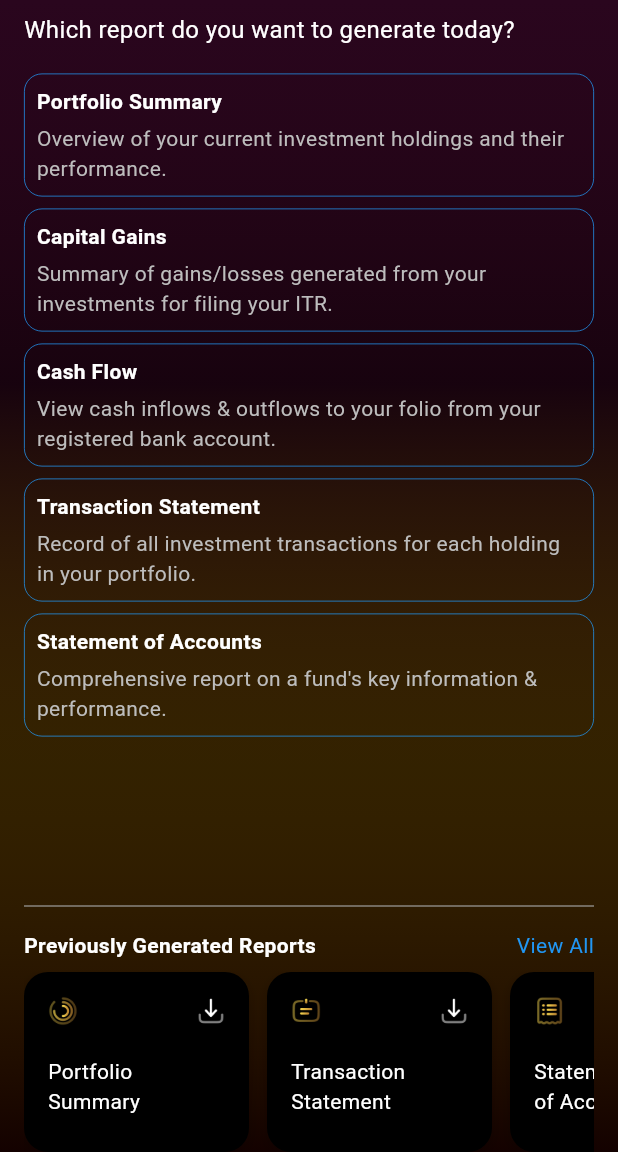
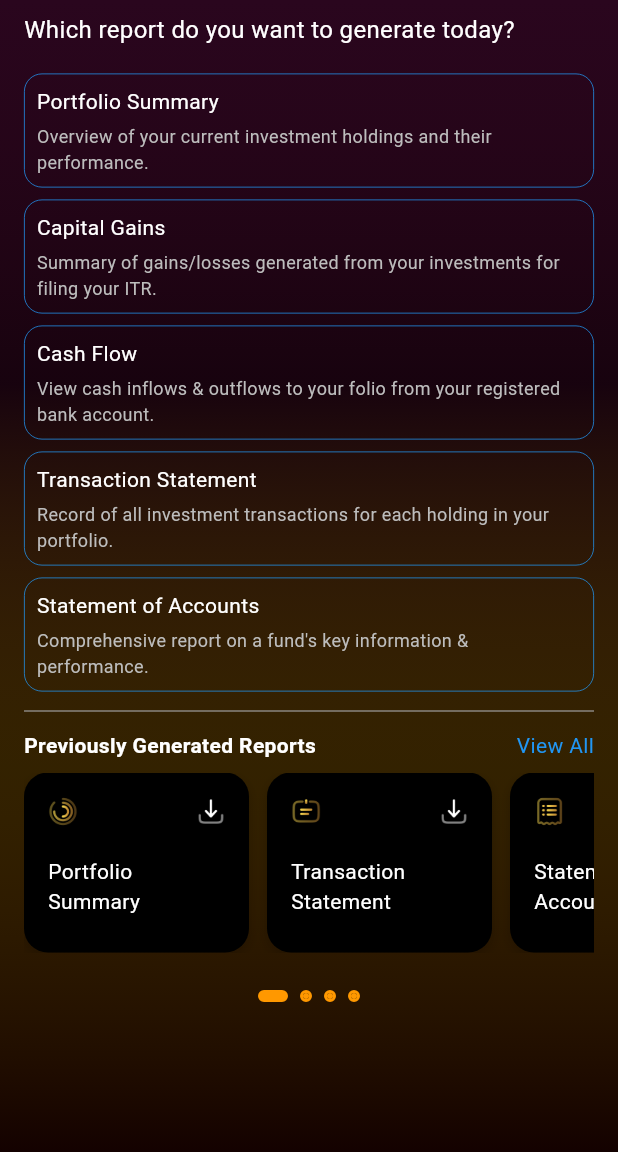
Before and after one commit to narayannalbhe1/webmyapp, a Flutter app: the screen it shows after launch, on a phone screen of 412 x 824 dp, the part 84-1236 px from its top. Run offline on Flutter 3.47's test engine with Material 3 defaults, Android fonts, the phone set to English and light mode, and no system bars.

Commit message:
7th april 2025

```diff
--- a/lib/Home/MyHomePage.dart
+++ b/lib/Home/MyHomePage.dart
@@ -10,6 +10,9 @@ class MyHomePage extends StatefulWidget {
 }
 
 class _MyHomePageState extends State<MyHomePage> {
+  final ScrollController _scrollController = ScrollController();
+  int _currentIndex = 0;
+
   // Report options
   List<Map<String, String>> reportsList = [
     {
@@ -59,17 +62,52 @@ class _MyHomePageState extends State<MyHomePage> {
     {
       "title": "Capital Gains",
       "icon": "assets/homeIcons/Plate.png",
-      "": "assets/homeIcons/Download Minimalistic.png",
+      "download": "assets/homeIcons/Download Minimalistic.png",
     },
   ];
+
+  void _onScroll() {
+    // Assuming each item width + margin = 150 + 12 = 162
+    double itemWidth = 162;
+    double offset = _scrollController.offset;
+
+    int newIndex = (offset / itemWidth).round();
+
+    if (newIndex != _currentIndex &&
+        newIndex >= 0 &&
+        newIndex < generatedReportsList.length) {
+      setState(() {
+        _currentIndex = newIndex;
+      });
+    }
+  }
+
+  @override
+  void initState() {
+    super.initState();
+    _scrollController.addListener(_onScroll);
+  }
+
+  @override
+  void dispose() {
+    _scrollController.removeListener(_onScroll);
+    _scrollController.dispose();
+    super.dispose();
+  }
 
   @override
   Widget build(BuildContext context) {
     return Scaffold(
-
       appBar: AppBar(
         centerTitle: true,
-        title: Text("Reports Center",style: TextStyle( fontWeight: FontWeight.bold, fontSize: 14, color: Colors.white),),
+        title: Text(
+          "Reports Center",
+          style: TextStyle(
+            fontWeight: FontWeight.bold,
+            fontSize: 14,
+            color: Colors.white,
+          ),
+        ),
         backgroundColor: Colors.black,
         leading: IconButton(
           onPressed: () {
@@ -83,18 +121,22 @@ class _MyHomePageState extends State<MyHomePage> {
       ),
       backgroundColor: Colors.black,
       body: Container(
+        height: MediaQuery.of(context).size.height,
+        width: MediaQuery.of(context).size.width,
         decoration: BoxDecoration(
           gradient: LinearGradient(
             colors: [
               Color(0xFF2A061E),
               Color(0xFF3B0724).withOpacity(0.4), // Deep Dark Plum
-              Color(0xFFFFA800).withOpacity(0.2) ,
-              Color(0x573A0400) // Very Dark Brownish Yellow
+              Color(0xFFFFA800).withOpacity(0.2),
+              Color(0x573A0400), // Very Dark Brownish Yellow
             ],
             begin: Alignment.topCenter,
             end: Alignment.bottomCenter,
           ),
         ),
+        child: SingleChildScrollView(
+          scrollDirection: Axis.vertical,
           child: Padding(
             padding: const EdgeInsets.symmetric(horizontal: 16.0),
             child: Column(
@@ -109,9 +151,11 @@ class _MyHomePageState extends State<MyHomePage> {
                 const SizedBox(height: 10),
 
                 // Vertical Report List
-              Expanded(
+                SizedBox(
                   child: ListView.builder(
                     itemCount: reportsList.length,
+                    shrinkWrap: true,  // <-- Important for nested ListView
+                    physics: NeverScrollableScrollPhysics(),  // <-- Let parent handle scrolling
                     itemBuilder: (context, index) {
                       var item = reportsList[index];
                       return Padding(
@@ -119,10 +163,7 @@ class _MyHomePageState extends State<MyHomePage> {
                         child: Container(
                           decoration: BoxDecoration(
                             borderRadius: BorderRadius.all(Radius.circular(12)),
-                          border: Border.all(
-                            color: Colors.blue,
-                            width: 0.5,
-                          ),
+                            border: Border.all(color: Colors.blue, width: 0.5),
                           ),
                           child: Padding(
                             padding: const EdgeInsets.all(8.0),
@@ -133,13 +174,13 @@ class _MyHomePageState extends State<MyHomePage> {
                                 Text(
                                   item["title"]!,
                                   style: TextStyle(
-                                  color: Colors.white,
-                                  fontWeight: FontWeight.bold,
-                                ),),
+                                    color: Colors.white,fontSize: 14
+                                  ),
+                                ),
                                 SizedBox(height: 5),
                                 Text(
                                   item["subtitle"]!,
-                                style: TextStyle(color: Colors.grey[400]),
+                                  style: TextStyle(color: Colors.grey[400], fontSize: 12),
                                 ),
                               ],
                             ),
@@ -150,8 +191,9 @@ class _MyHomePageState extends State<MyHomePage> {
                   ),
                 ),
 
-              Divider(thickness: 0.8,color: Colors.grey,),
-              SizedBox(height: 08),
+                SizedBox(height: 05),
+                Divider(thickness: 0.8, color: Colors.grey),
+                SizedBox(height: 05),
                 Row(
                   mainAxisAlignment: MainAxisAlignment.spaceBetween,
                   children: const [
@@ -167,6 +209,8 @@ class _MyHomePageState extends State<MyHomePage> {
                 ),
 
                 const SizedBox(height: 8),
+
+
                 // Horizontal Generated Reports List
                 SizedBox(
                   height: 120,
@@ -176,7 +220,7 @@ class _MyHomePageState extends State<MyHomePage> {
                     itemBuilder: (context, index) {
                       var item = generatedReportsList[index];
                       return Container(
-                      height: 160,  // increased height
+                        height: 160,
                         width: 150,
                         margin: const EdgeInsets.only(right: 12),
                         padding: const EdgeInsets.all(16),
@@ -192,7 +236,6 @@ class _MyHomePageState extends State<MyHomePage> {
                           ],
                         ),
                         child: Column(
-                        mainAxisSize: MainAxisSize.min,
                           crossAxisAlignment: CrossAxisAlignment.start,
                           children: [
                             Row(
@@ -203,7 +246,7 @@ class _MyHomePageState extends State<MyHomePage> {
                                   width: 20,
                                   fit: BoxFit.contain,
                                 ),
-                              Spacer(),
+                                const Spacer(),
                                 Image.asset(
                                   item["download"]!,
                                   height: 20,
@@ -213,19 +256,14 @@ class _MyHomePageState extends State<MyHomePage> {
                               ],
                             ),
                             const SizedBox(height: 20),
-                          // Single title text
-                          SizedBox(
-                            width: 90,
-                            child: Expanded(
-                              child: Text(
+                            Text(
                               item["title"]!,
                               style: const TextStyle(
                                 color: Colors.white,
                                 fontSize: 14,
-                                  // fontWeight: FontWeight.bold,
                               ),
-                              ),
-                            ),
+                              maxLines: 2,
+                              overflow: TextOverflow.ellipsis,
                             ),
                           ],
                         ),
@@ -233,10 +271,75 @@ class _MyHomePageState extends State<MyHomePage> {
                     },
                   ),
                 ),
+                const SizedBox(height: 25),
+
+                Row(
+                  mainAxisAlignment: MainAxisAlignment.center,
+                  children: List.generate(generatedReportsList.length, _buildDot),
+                ),
               ],
+            ),
           ),
         ),
       ),
     );
   }
+
+  Widget _buildDot(int index) {
+    bool isActive = index == _currentIndex;
+    return AnimatedContainer(
+      duration: const Duration(milliseconds: 300),
+      margin: const EdgeInsets.symmetric(horizontal: 4),
+      width: isActive ? 20 : 8,
+      height: 8,
+      decoration: BoxDecoration(
+        color: isActive ? Colors.orange : Colors.transparent,
+        borderRadius: BorderRadius.circular(4),
+        border: Border.all(
+          color: Colors.orange,
+          width: 2,
+          style:
+          BorderStyle
+              .solid, // For dotted effect, we will add custom painter below
+        ),
+      ),
+      child: CustomPaint(
+        painter: isActive ? null : DottedBorderPainter(color: Colors.orange),
+      ),
+    );
   }
+}
+
+// Custom painter for dotted border effect
+class DottedBorderPainter extends CustomPainter {
+  final Color color;
+  final double dotRadius;
+  final double space;
+
+  DottedBorderPainter({
+    this.color = Colors.orange,
+    this.dotRadius = 2,
+    this.space = 4,
+  });
+
+  @override
+  void paint(Canvas canvas, Size size) {
+    final paint =
+    Paint()
+      ..color = color
+      ..style = PaintingStyle.fill;
+
+    double startX = 0;
+    while (startX < size.width) {
+      canvas.drawCircle(
+        Offset(startX + dotRadius, size.height / 2),
+        dotRadius,
+        paint,
+      );
+      startX += dotRadius * 2 + space;
+    }
+  }
+
+  @override
+  bool shouldRepaint(covariant CustomPainter oldDelegate) => false;
+}
--- a/lib/main.dart
+++ b/lib/main.dart
@@ -1,5 +1,6 @@
 import 'package:flutter/material.dart';
 import 'package:webmyapp/Home/MyHomePage.dart';
+import 'package:webmyapp/splash/SplashScreen.dart';
 
 void main() {
   runApp(const MyApp());
@@ -17,7 +18,7 @@ class MyApp extends StatelessWidget {
       theme: ThemeData(
         colorScheme: ColorScheme.fromSeed(seedColor: Colors.deepPurple),
       ),
-      home: const MyHomePage()
+      home: const SplashScreen() // MyHomePage()
     );
   }
 }
```
Also changed, not shown: lib/splash/SplashScreen.dart (added, +48 -0 lines). Lines whose indentation alone changed are shown as unchanged.
